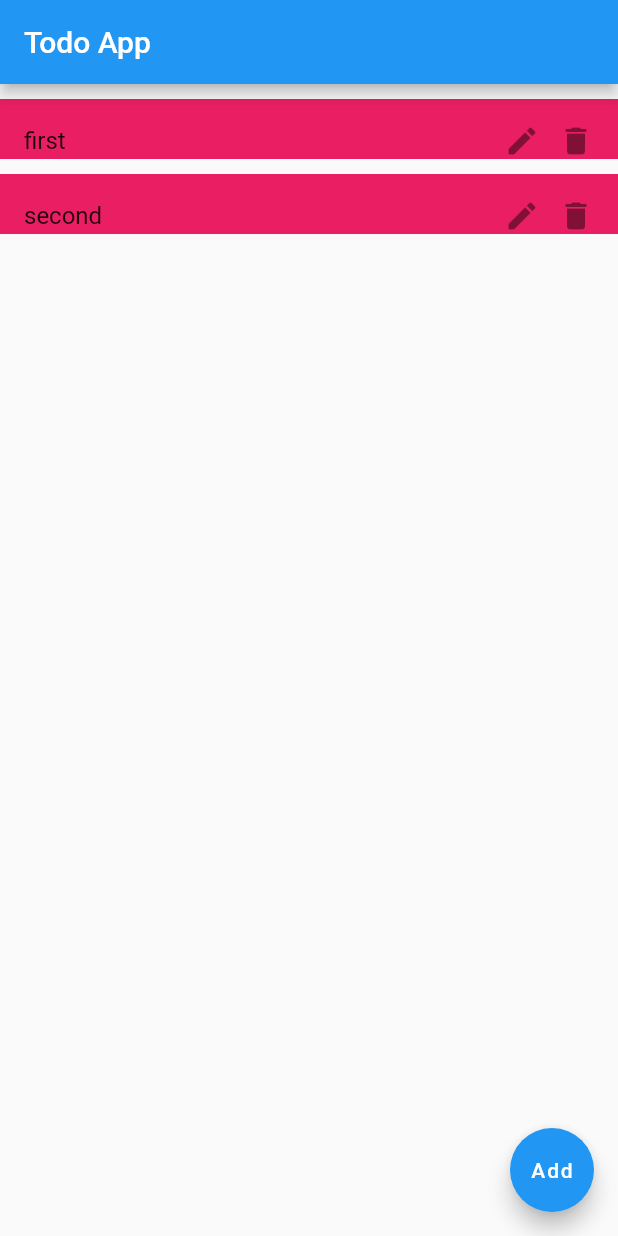
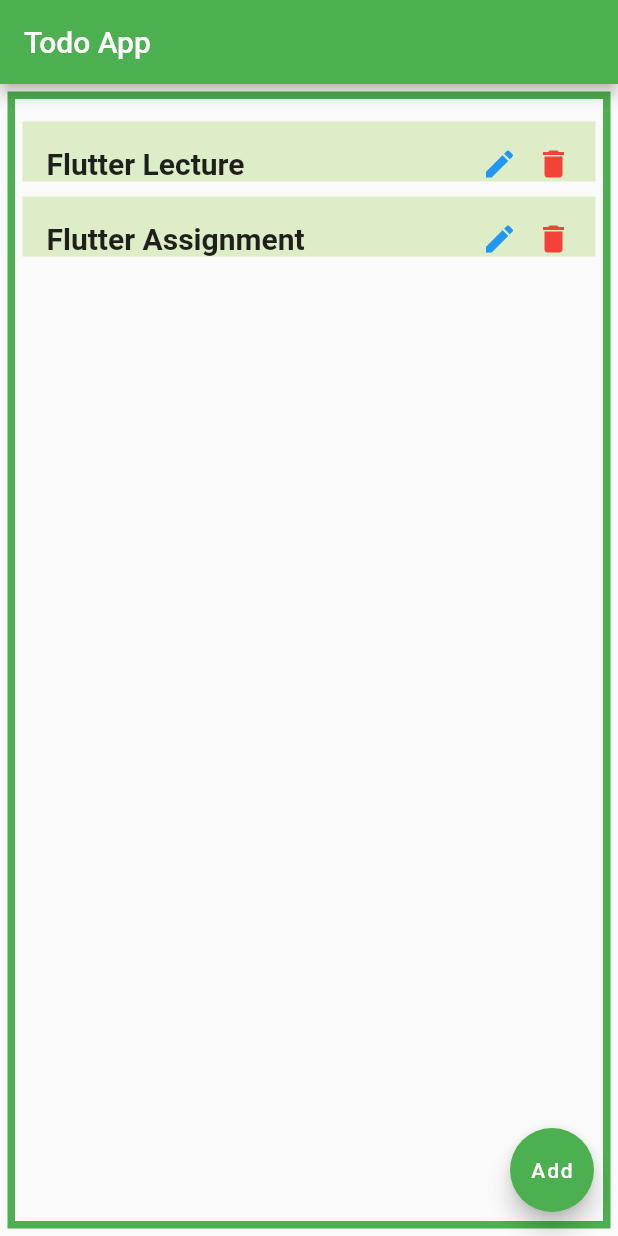
Before and after one commit to hussain7006/Flutter-Todo-App, a Flutter app: the screen it shows after launch, on a phone screen of 412 x 824 dp. Run offline on Flutter 3.47's test engine with Material 2 defaults, Android fonts, the phone set to English and light mode, and no system bars.

Commit message:
3. styling completed

```diff
--- a/lib/app.dart
+++ b/lib/app.dart
@@ -9,7 +9,7 @@ class App extends StatefulWidget {
 
 class _AppState extends State<App> {
   var output = "";
-  List<dynamic> todos = ["first", "second"];
+  List<dynamic> todos = ["Flutter Lecture", "Flutter Assignment"];
 
   addItem() {
     Navigator.of(context).pop();
@@ -30,10 +30,12 @@ class _AppState extends State<App> {
                 onPressed: () {
                   Navigator.of(context).pop();
                 },
-                    child: Text('Cancel'))
+                child: Text('Cancel'),
+              ),
             ],
           );
-          });
+        },
+      );
     }
   }
 
@@ -43,7 +45,13 @@ class _AppState extends State<App> {
       appBar: AppBar(
         title: Text('Todo App'),
       ),
-      body: ListView.builder(
+      body: Container(
+        margin: EdgeInsets.all(5),
+        padding: EdgeInsets.all(5),
+        decoration: BoxDecoration(
+          border: Border.all(color: Colors.green, width: 5),
+        ),
+        child: ListView.builder(
           itemCount: todos.length,
           itemBuilder: (context, index) {
             return Container(
@@ -51,9 +59,15 @@ class _AppState extends State<App> {
               margin: EdgeInsets.only(
                 top: 10,
               ),
-            color: Colors.pink,
+              color: Colors.lightGreen[100],
               child: ListTile(
-              title: Text(todos[index]),
+                title: Text(
+                  todos[index],
+                  style: TextStyle(
+                    fontWeight: FontWeight.bold,
+                    fontSize: 20,
+                  ),
+                ),
                 trailing: Container(
                   width: 60,
                   // color: Colors.green,
@@ -61,7 +75,10 @@ class _AppState extends State<App> {
                     mainAxisAlignment: MainAxisAlignment.spaceBetween,
                     children: [
                       GestureDetector(
-                      child: Icon(Icons.edit),
+                        child: Icon(
+                          Icons.edit,
+                          color: Colors.blue,
+                        ),
                         onTap: () {
                           showDialog(
                             context: context,
@@ -93,7 +110,10 @@ class _AppState extends State<App> {
                         },
                       ),
                       GestureDetector(
-                      child: Icon(Icons.delete),
+                        child: Icon(
+                          Icons.delete,
+                          color: Colors.red,
+                        ),
                         onTap: () {
                           setState(() {
                             todos.removeAt(index);
@@ -106,6 +126,7 @@ class _AppState extends State<App> {
               ),
             );
           },
+        ),
       ),
       floatingActionButton: FloatingActionButton(
         onPressed: () {
--- a/lib/main.dart
+++ b/lib/main.dart
@@ -12,7 +12,7 @@ class MyApp extends StatelessWidget {
     return MaterialApp(
       title: 'Your Todo\'s',
       theme: ThemeData(
-        primarySwatch: Colors.blue,
+        primarySwatch: Colors.green,
       ),
       home: App(),
     );
```
Also changed, not shown: snapTodoApp.PNG (added). Lines whose indentation alone changed are shown as unchanged.
